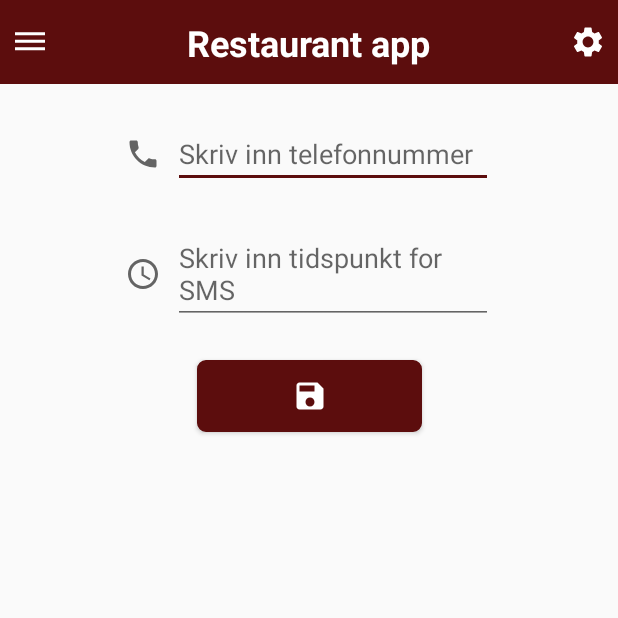
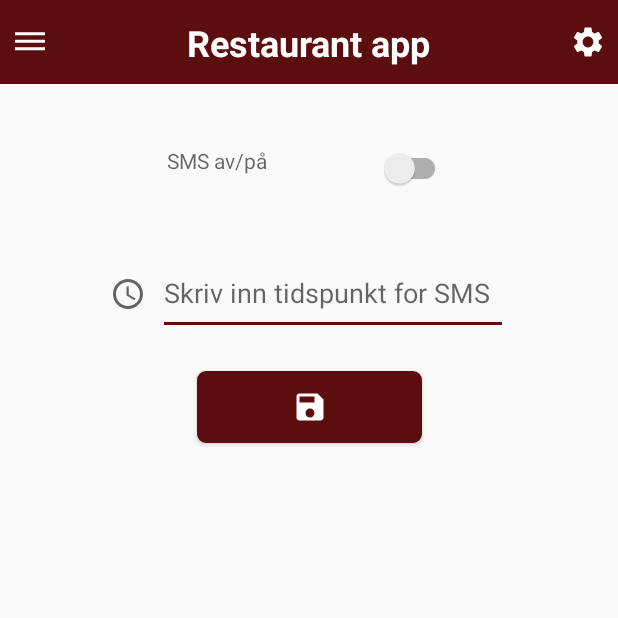
Before and after one commit to WilliamNerem/ApputviklingMappe2, an Android app: the Preferanser screen opened directly, with no data from a screen before it, on a phone screen of 412 x 824 dp, the top half of it. Run offline under Robolectric (Android 15) with nearby library versions, the phone set to English and light mode, and no system bars.

Commit message:
Ordnet preferanse + logikk, ikke styling

```diff
--- a/ApputviklingMappe2/app/src/main/java/com/example/apputviklingmappe2/Preferanser.java
+++ b/ApputviklingMappe2/app/src/main/java/com/example/apputviklingmappe2/Preferanser.java
@@ -1,14 +1,49 @@
 package com.example.apputviklingmappe2;
 
+import android.content.Intent;
 import android.os.Bundle;
+import android.view.View;
+import android.widget.ImageButton;
+import android.widget.Toast;
 
 import androidx.appcompat.app.AppCompatActivity;
+import androidx.appcompat.widget.SwitchCompat;
 
 public class Preferanser extends AppCompatActivity {
+    private ImageButton toolbarList;
+    private SwitchCompat settingsSwitch;
 
     @Override
     protected void onCreate(Bundle savedInstanceState) {
         super.onCreate(savedInstanceState);
         setContentView(R.layout.preferanser);
+        settingsSwitch = (SwitchCompat)findViewById(R.id.settingsSwitch);
+        toolbarList = (ImageButton) findViewById(R.id.list);
+        // toolbarButtons();
+        buttons();
+    }
+
+    /*private void toolbarButtons(){
+        toolbarList.setOnClickListener(new View.OnClickListener() {
+            @Override
+            public void onClick(View view) {
+                startActivity(new Intent(Preferanser.this, Preferanser.class));
+            }
+        });
+    }
+     */
+
+    private void buttons() {
+        settingsSwitch.setOnClickListener(new View.OnClickListener() {
+            @Override
+            public void onClick(View view) {
+                if (settingsSwitch.isChecked()) {
+                    Toast.makeText(getBaseContext(), "SMS varsling skrudd på", Toast.LENGTH_SHORT).show();
+                }
+                else {
+                    Toast.makeText(getBaseContext(), "SMS varsling skrudd av", Toast.LENGTH_SHORT).show();
+                }
+            }
+        });
     }
 }
--- a/ApputviklingMappe2/app/src/main/java/com/example/apputviklingmappe2/Restauranter.java
+++ b/ApputviklingMappe2/app/src/main/java/com/example/apputviklingmappe2/Restauranter.java
@@ -35,7 +35,6 @@ public class Restauranter extends AppCompatActivity {
     protected void onCreate(Bundle savedInstanceState) {
         super.onCreate(savedInstanceState);
         setContentView(R.layout.restauranter);
-        spinner = (Spinner) findViewById(R.id.restaurantType);
         toolbarList = (ImageButton) findViewById(R.id.list);
         toolbarButtons();
         namein = (EditText) findViewById(R.id.restaurantName);
--- a/ApputviklingMappe2/app/src/main/res/layout/preferanser.xml
+++ b/ApputviklingMappe2/app/src/main/res/layout/preferanser.xml
@@ -1,6 +1,7 @@
 <?xml version="1.0" encoding="utf-8"?>
 <androidx.constraintlayout.widget.ConstraintLayout xmlns:android="http://schemas.android.com/apk/res/android"
     xmlns:app="http://schemas.android.com/apk/res-auto"
+    xmlns:tools="http://schemas.android.com/tools"
     android:layout_width="match_parent"
     android:layout_height="match_parent">
 
@@ -9,37 +10,37 @@
         layout="@layout/top_app_bar" />
 
     <androidx.constraintlayout.widget.ConstraintLayout
-        android:id="@+id/constPhone"
+        android:id="@+id/constSwitch"
         android:layout_width="match_parent"
         android:layout_height="wrap_content"
         android:layout_marginTop="24dp"
         app:layout_constraintEnd_toEndOf="parent"
         app:layout_constraintStart_toStartOf="parent"
-        app:layout_constraintTop_toBottomOf="@+id/toolbar">
+        app:layout_constraintTop_toBottomOf="@+id/toolbar" >
 
-        <ImageView
-            android:id="@+id/iconPhone"
-            android:layout_width="24dp"
-            android:layout_height="24dp"
-            android:layout_marginEnd="8dp"
+        <androidx.appcompat.widget.SwitchCompat
+        android:layout_width="96dp"
+        android:layout_height="64dp"
+        android:id="@+id/settingsSwitch"
+        app:layout_constraintBottom_toBottomOf="parent"
+        app:layout_constraintEnd_toEndOf="parent"
+        app:layout_constraintHorizontal_bias="0.5"
+        app:layout_constraintHorizontal_chainStyle="packed"
+        app:layout_constraintStart_toEndOf="@+id/phone"
+        app:layout_constraintTop_toTopOf="parent"/>
+
+
+        <TextView
+            android:id="@+id/phone"
+            android:layout_width="93dp"
+            android:layout_height="29dp"
+            android:ems="10"
+            android:hint="@string/hintSMS"
             app:layout_constraintBottom_toBottomOf="parent"
-            app:layout_constraintEnd_toStartOf="@+id/phone"
+            app:layout_constraintEnd_toStartOf="@id/settingsSwitch"
             app:layout_constraintHorizontal_bias="0.5"
             app:layout_constraintHorizontal_chainStyle="packed"
             app:layout_constraintStart_toStartOf="parent"
-            app:layout_constraintTop_toTopOf="parent"
-            app:srcCompat="@drawable/ic_baseline_phone_24" />
-
-        <EditText
-            android:id="@+id/phone"
-            android:layout_width="wrap_content"
-            android:layout_height="wrap_content"
-            android:ems="10"
-            android:hint="@string/hintPhone"
-            app:layout_constraintBottom_toBottomOf="parent"
-            app:layout_constraintEnd_toEndOf="parent"
-            app:layout_constraintHorizontal_bias="0.5"
-            app:layout_constraintStart_toEndOf="@+id/iconPhone"
             app:layout_constraintTop_toTopOf="parent" />
 
     </androidx.constraintlayout.widget.ConstraintLayout>
@@ -50,8 +51,9 @@
         android:layout_height="wrap_content"
         android:layout_marginTop="24dp"
         app:layout_constraintEnd_toEndOf="parent"
+        app:layout_constraintHorizontal_bias="0.0"
         app:layout_constraintStart_toStartOf="parent"
-        app:layout_constraintTop_toBottomOf="@+id/constPhone">
+        app:layout_constraintTop_toBottomOf="@+id/constSwitch">
 
         <ImageView
             android:id="@+id/iconTime"
@@ -68,8 +70,8 @@
 
         <EditText
             android:id="@+id/time"
-            android:layout_width="wrap_content"
-            android:layout_height="wrap_content"
+            android:layout_width="233dp"
+            android:layout_height="55dp"
             android:ems="10"
             android:hint="@string/hintTime"
             app:layout_constraintBottom_toBottomOf="parent"
--- a/ApputviklingMappe2/app/src/main/res/values/strings.xml
+++ b/ApputviklingMappe2/app/src/main/res/values/strings.xml
@@ -13,4 +13,5 @@
         <item>Thai</item>
     </string-array>
     <string name="hintTime">Skriv inn tidspunkt for SMS</string>
+    <string name="hintSMS">SMS av/på</string>
 </resources>
```
